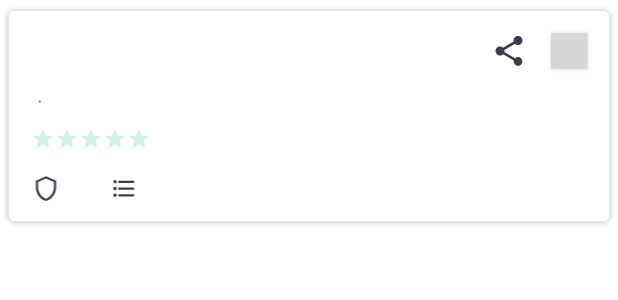
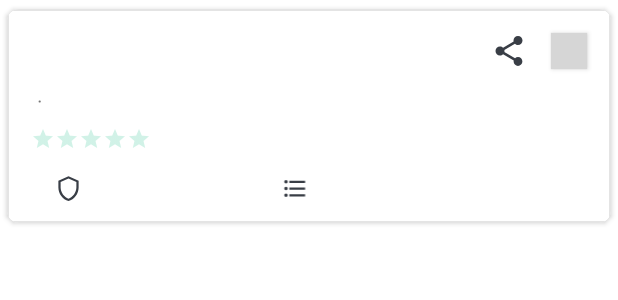
Before and after one commit to JuArce/HCI_TP3_ProfitApp, an Android app: the layout item_routine.xml on its own in the app's theme, with its tools: preview values and no code run, on a phone screen of 412 x 824 dp. Shown: the top 300 px of the screen. Run offline under Robolectric (Android 15) with nearby library versions, the phone set to English and light mode, and no system bars; network calls fail; grey boxes are pictures that could not be loaded.

Commit message:
Item_routine ui improvements.

```diff
--- a/app/src/main/res/layout/item_routine.xml
+++ b/app/src/main/res/layout/item_routine.xml
@@ -94,55 +94,52 @@
                 app:layout_constraintHorizontal_bias="0.0"
                 app:layout_constraintStart_toStartOf="parent" />
 
+
+            <LinearLayout
+                android:layout_width="0dp"
+                android:layout_height="wrap_content"
+                android:layout_marginStart="16dp"
+                android:layout_marginTop="16dp"
+                android:layout_marginEnd="16dp"
+                app:layout_constraintEnd_toEndOf="parent"
+                app:layout_constraintHorizontal_bias="0.0"
+                app:layout_constraintStart_toStartOf="parent"
+                app:layout_constraintTop_toBottomOf="@+id/ratingBar">
+
                 <ImageView
                     android:id="@+id/difficulty_icon"
-                android:layout_width="20dp"
+                    android:layout_width="0dp"
                     android:layout_height="18dp"
-                android:layout_marginStart="16dp"
-                android:layout_marginTop="16dp"
-                app:layout_constraintBottom_toBottomOf="parent"
-                app:layout_constraintStart_toStartOf="parent"
-                app:layout_constraintTop_toBottomOf="@+id/ratingBar"
-                app:layout_constraintVertical_bias="0.0"
+                    android:layout_weight="3"
                     app:srcCompat="@drawable/ic_shield_outline"
                     app:tint="@color/light_grey" />
 
                 <TextView
                     android:id="@+id/difficulty"
-                android:layout_width="wrap_content"
+                    android:layout_width="0dp"
                     android:layout_height="wrap_content"
-                android:layout_marginStart="8dp"
-                android:layout_marginTop="16dp"
-                android:text="@{routine.difficulty}"
-                app:layout_constraintBottom_toBottomOf="parent"
-                app:layout_constraintStart_toEndOf="@+id/difficulty_icon"
-                app:layout_constraintTop_toBottomOf="@+id/ratingBar"
-                app:layout_constraintVertical_bias="0.0" />
+                    android:layout_weight="6"
+                    android:ellipsize="end"
+                    android:maxLines="1"
+                    android:text="@{routine.difficulty}" />
 
                 <ImageView
                     android:id="@+id/category_icon"
-                android:layout_width="20dp"
+                    android:layout_width="0dp"
                     android:layout_height="18dp"
-                android:layout_marginStart="24dp"
-                android:layout_marginTop="16dp"
+                    android:layout_weight="3"
                     android:background="#00B60000"
-                app:layout_constraintBottom_toBottomOf="parent"
-                app:layout_constraintStart_toEndOf="@+id/difficulty"
-                app:layout_constraintTop_toBottomOf="@+id/ratingBar"
-                app:layout_constraintVertical_bias="0.0"
                     app:srcCompat="@drawable/ic_baseline_format_list_bulleted_24" />
 
                 <TextView
                     android:id="@+id/category"
-                android:layout_width="wrap_content"
+                    android:layout_width="0dp"
                     android:layout_height="wrap_content"
-                android:layout_marginStart="8dp"
-                android:layout_marginTop="16dp"
-                android:text="@{routine.category.name}"
-                app:layout_constraintBottom_toBottomOf="parent"
-                app:layout_constraintStart_toEndOf="@+id/category_icon"
-                app:layout_constraintTop_toBottomOf="@+id/ratingBar"
-                app:layout_constraintVertical_bias="0.0" />
+                    android:layout_weight="10"
+                    android:ellipsize="end"
+                    android:maxLines="1"
+                    android:text="@{routine.category.name}" />
+            </LinearLayout>
 
             <ImageButton
                 android:id="@+id/shareButton"
```
Lines whose indentation alone changed are shown as unchanged.
